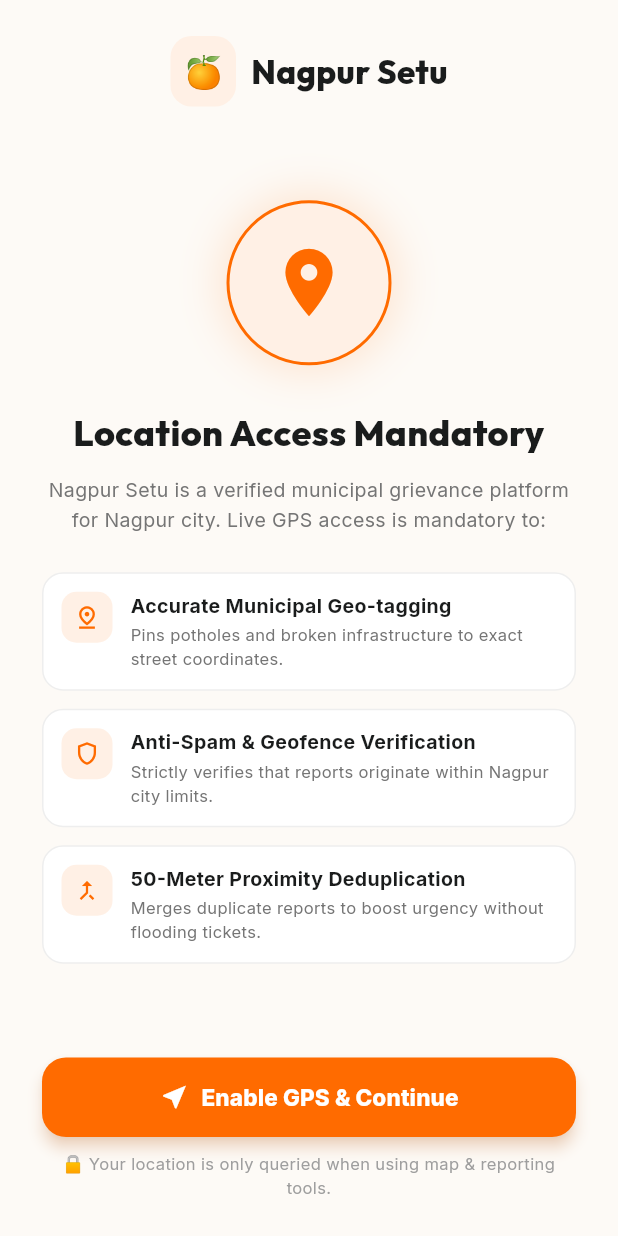
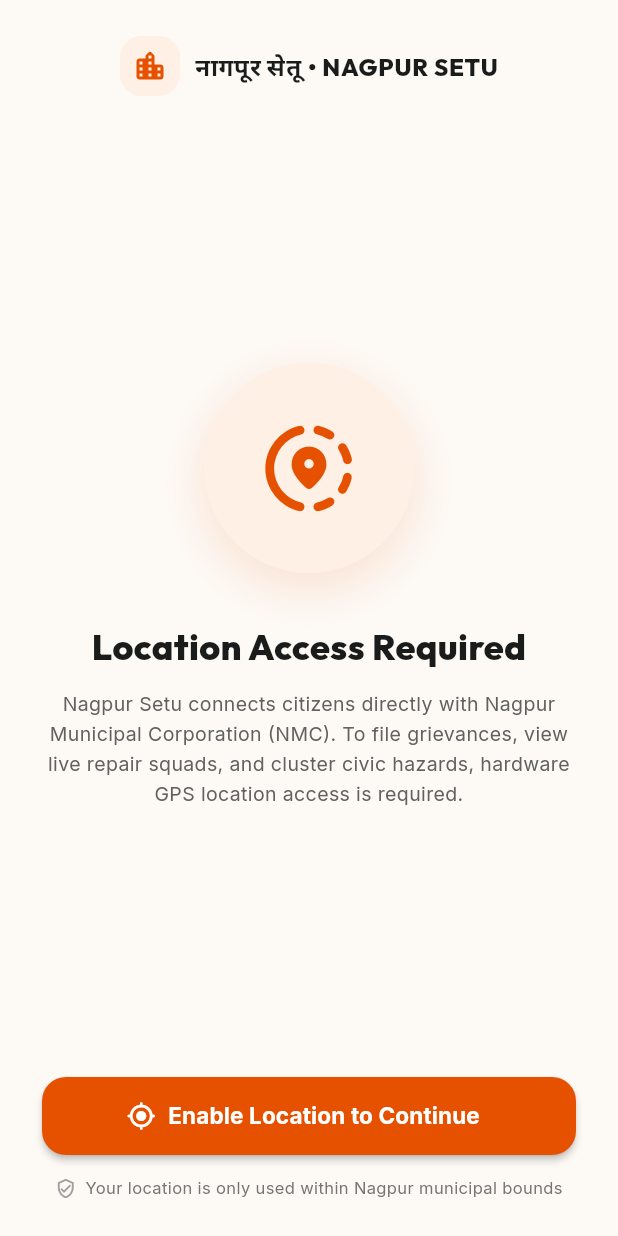
Before and after one commit to endertrailer/nagpur_setu, a Flutter app: the LocationPermissionGateScreen screen opened directly, on a phone screen of 412 x 824 dp. Run offline on Flutter 3.47's test engine with Material 3 defaults, Android fonts, the phone set to English and light mode, and no system bars; our stand-ins replace confetti, flutter_map, geolocator, google_fonts, image_picker, latlong2 and 2 more; accounts and stored records are empty; network calls fail.

Commit message:
feat: mandatory location permission and citizen login gates on app open

```diff
--- a/lib/screens/location_permission_gate_screen.dart
+++ b/lib/screens/location_permission_gate_screen.dart
@@ -4,7 +4,9 @@
 import '../main.dart';
 
 class LocationPermissionGateScreen extends StatefulWidget {
-  const LocationPermissionGateScreen({super.key});
+  final VoidCallback? onPermissionGranted;
+
+  const LocationPermissionGateScreen({super.key, this.onPermissionGranted});
 
   @override
   State<LocationPermissionGateScreen> createState() => _LocationPermissionGateScreenState();
@@ -25,7 +27,9 @@
     setState(() => _isChecking = false);
 
     if (result['granted']) {
-      if (mounted) {
+      if (widget.onPermissionGranted != null) {
+        widget.onPermissionGranted!();
+      } else if (mounted) {
         Navigator.pushReplacement(
           context,
           MaterialPageRoute(builder: (_) => const MainNavigationScreen()),
@@ -58,51 +62,55 @@
                       color: const Color(0xFFFFF0E5),
                       borderRadius: BorderRadius.circular(14),
                     ),
-                    child: const Text('🍊', style: TextStyle(fontSize: 22)),
+                    child: const Icon(
+                      Icons.location_city_rounded,
+                      color: Color(0xFFE65100),
+                      size: 24,
+                    ),
                   ),
                   const SizedBox(width: 10),
                   Text(
-                    'Nagpur Setu',
+                    'नागपूर सेतू • NAGPUR SETU',
                     style: GoogleFonts.outfit(
-                      fontSize: 22,
+                      fontSize: 16,
                       fontWeight: FontWeight.w800,
                       color: const Color(0xFF1A1C1C),
+                      letterSpacing: 0.5,
                     ),
                   ),
                 ],
               ),
 
-              // Center Visual & Mandatory Notice
+              // Center Visual Hero
               Column(
+                mainAxisSize: MainAxisSize.min,
                 children: [
-                  // Animated Radar Pin Icon
                   Container(
-                    width: 110,
-                    height: 110,
+                    width: 140,
+                    height: 140,
                     decoration: BoxDecoration(
                       color: const Color(0xFFFFF0E5),
                       shape: BoxShape.circle,
-                      border: Border.all(color: const Color(0xFFFF6B00), width: 2),
                       boxShadow: [
                         BoxShadow(
-                          color: const Color(0xFFFF6B00).withAlpha(40),
-                          blurRadius: 24,
-                          spreadRadius: 4,
+                          color: const Color(0xFFE65100).withAlpha(40),
+                          blurRadius: 30,
+                          offset: const Offset(0, 10),
                         ),
                       ],
                     ),
                     child: const Center(
                       child: Icon(
-                        Icons.location_on,
-                        size: 54,
-                        color: Color(0xFFFF6B00),
+                        Icons.share_location_rounded,
+                        size: 70,
+                        color: Color(0xFFE65100),
                       ),
                     ),
                   ),
-                  const SizedBox(height: 28),
+                  const SizedBox(height: 32),
 
                   Text(
-                    'Location Access Mandatory',
+                    'Location Access Required',
                     textAlign: TextAlign.center,
                     style: GoogleFonts.outfit(
                       fontSize: 24,
@@ -113,55 +121,35 @@
                   const SizedBox(height: 12),
 
                   Text(
-                    'Nagpur Setu is a verified municipal grievance platform for Nagpur city. Live GPS access is mandatory to:',
+                    'Nagpur Setu connects citizens directly with Nagpur Municipal Corporation (NMC). To file grievances, view live repair squads, and cluster civic hazards, hardware GPS location access is required.',
                     textAlign: TextAlign.center,
                     style: GoogleFonts.inter(
                       fontSize: 13,
-                      color: Colors.grey[600],
                       height: 1.5,
+                      color: Colors.grey[700],
                     ),
-                  ),
-                  const SizedBox(height: 24),
-
-                  // Feature bullets
-                  _buildRequirementItem(
-                    icon: Icons.pin_drop_outlined,
-                    title: 'Accurate Municipal Geo-tagging',
-                    desc: 'Pins potholes and broken infrastructure to exact street coordinates.',
-                  ),
-                  const SizedBox(height: 12),
-                  _buildRequirementItem(
-                    icon: Icons.shield_outlined,
-                    title: 'Anti-Spam & Geofence Verification',
-                    desc: 'Strictly verifies that reports originate within Nagpur city limits.',
-                  ),
-                  const SizedBox(height: 12),
-                  _buildRequirementItem(
-                    icon: Icons.merge_type,
-                    title: '50-Meter Proximity Deduplication',
-                    desc: 'Merges duplicate reports to boost urgency without flooding tickets.',
                   ),
 
                   if (_errorMessage != null) ...[
-                    const SizedBox(height: 18),
+                    const SizedBox(height: 16),
                     Container(
                       padding: const EdgeInsets.all(12),
                       decoration: BoxDecoration(
                         color: Colors.red[50],
                         borderRadius: BorderRadius.circular(12),
-                        border: Border.all(color: Colors.red[200]!),
+                        border: Border.all(color: Colors.red[300]!),
                       ),
                       child: Row(
                         children: [
-                          const Icon(Icons.error_outline, color: Colors.red, size: 20),
+                          const Icon(Icons.warning_amber_rounded, color: Colors.red, size: 20),
                           const SizedBox(width: 8),
                           Expanded(
                             child: Text(
                               _errorMessage!,
-                              style: GoogleFonts.inter(
+                              style: TextStyle(
+                                color: Colors.red[900],
                                 fontSize: 12,
-                                fontWeight: FontWeight.w600,
-                                color: Colors.red[900],
+                                fontWeight: FontWeight.bold,
                               ),
                             ),
                           ),
@@ -172,39 +160,56 @@
                 ],
               ),
 
-              // Bottom CTA
+              // Bottom Action Section
               Column(
                 children: [
                   SizedBox(
                     width: double.infinity,
+                    height: 52,
                     child: ElevatedButton.icon(
                       onPressed: _isChecking ? null : _handleGrantPermission,
                       icon: _isChecking
                           ? const SizedBox(
                               width: 18,
                               height: 18,
-                              child: CircularProgressIndicator(color: Colors.white, strokeWidth: 2.5),
+                              child: CircularProgressIndicator(
+                                strokeWidth: 2,
+                                color: Colors.white,
+                              ),
                             )
-                          : const Icon(Icons.near_me, size: 20),
+                          : const Icon(Icons.my_location_rounded, size: 20),
                       label: Text(
-                        _isChecking ? 'Verifying GPS...' : 'Enable GPS & Continue',
-                        style: GoogleFonts.inter(fontSize: 15, fontWeight: FontWeight.w800),
+                        _isChecking ? 'Checking GPS Location...' : 'Enable Location to Continue',
+                        style: GoogleFonts.inter(
+                          fontSize: 15,
+                          fontWeight: FontWeight.bold,
+                        ),
                       ),
                       style: ElevatedButton.styleFrom(
-                        backgroundColor: const Color(0xFFFF6B00),
+                        backgroundColor: const Color(0xFFE65100),
                         foregroundColor: Colors.white,
-                        padding: const EdgeInsets.symmetric(vertical: 16),
-                        shape: RoundedRectangleBorder(borderRadius: BorderRadius.circular(16)),
-                        elevation: 4,
-                        shadowColor: const Color(0xFFFF6B00).withAlpha(100),
+                        elevation: 2,
+                        shape: RoundedRectangleBorder(
+                          borderRadius: BorderRadius.circular(16),
+                        ),
                       ),
                     ),
                   ),
-                  const SizedBox(height: 10),
-                  Text(
-                    '🔒 Your location is only queried when using map & reporting tools.',
-                    textAlign: TextAlign.center,
-                    style: GoogleFonts.inter(fontSize: 11, color: Colors.grey[500]),
+                  const SizedBox(height: 14),
+
+                  Row(
+                    mainAxisAlignment: MainAxisAlignment.center,
+                    children: [
+                      const Icon(Icons.verified_user_outlined, size: 14, color: Colors.grey),
+                      const SizedBox(width: 6),
+                      Text(
+                        'Your location is only used within Nagpur municipal bounds',
+                        style: GoogleFonts.inter(
+                          fontSize: 11,
+                          color: Colors.grey[600],
+                        ),
+                      ),
+                    ],
                   ),
                 ],
               ),
@@ -214,49 +219,4 @@
       ),
     );
   }
-
-  Widget _buildRequirementItem({
-    required IconData icon,
-    required String title,
-    required String desc,
-  }) {
-    return Container(
-      padding: const EdgeInsets.all(12),
-      decoration: BoxDecoration(
-        color: Colors.white,
-        borderRadius: BorderRadius.circular(14),
-        border: Border.all(color: Colors.grey[200]!),
-      ),
-      child: Row(
-        crossAxisAlignment: CrossAxisAlignment.start,
-        children: [
-          Container(
-            padding: const EdgeInsets.all(8),
-            decoration: BoxDecoration(
-              color: const Color(0xFFFFF0E5),
-              borderRadius: BorderRadius.circular(10),
-            ),
-            child: Icon(icon, color: const Color(0xFFFF6B00), size: 18),
-          ),
-          const SizedBox(width: 12),
-          Expanded(
-            child: Column(
-              crossAxisAlignment: CrossAxisAlignment.start,
-              children: [
-                Text(
-                  title,
-                  style: GoogleFonts.inter(fontSize: 13, fontWeight: FontWeight.bold, color: const Color(0xFF1A1C1C)),
-                ),
-                const SizedBox(height: 2),
-                Text(
-                  desc,
-                  style: GoogleFonts.inter(fontSize: 11, color: Colors.grey[600]),
-                ),
-              ],
-            ),
-          ),
-        ],
-      ),
-    );
-  }
 }
```
Also changed, not shown: lib/main.dart (+35 -5 lines), lib/screens/citizen_login_gate_screen.dart (added, +431 -0 lines), 1 other file.
